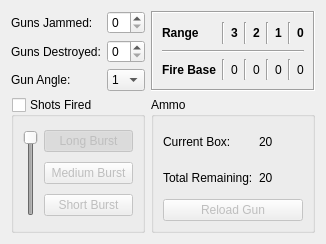
Above: turn_logger/GunControls.ui from wchamilton/CEManeuverLog before the change. Below: the same form after it.
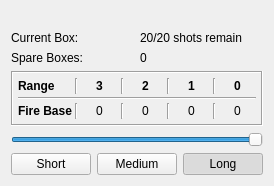
That is the form after the change.

Commit message: Started by removing the gun controls from the maneuver controls and adding them into the crew controls. When applied they will be applied to the current maneuver of the turn (if one is applied)

What changed in the file:
```diff
--- a/turn_logger/GunControls.ui
+++ b/turn_logger/GunControls.ui
@@ -6,29 +6,86 @@
    <rect>
     <x>0</x>
     <y>0</y>
-    <width>326</width>
-    <height>244</height>
+    <width>255</width>
+    <height>186</height>
    </rect>
   </property>
   <property name="windowTitle">
    <string>Form</string>
   </property>
-  <layout class="QGridLayout" name="gridLayout_4">
-   <item row="0" column="0">
-    <widget class="QLabel" name="label_10">
+  <layout class="QGridLayout" name="gridLayout_2">
+   <item row="2" column="0">
+    <widget class="QLabel" name="label_15">
      <property name="text">
-      <string>Guns Jammed:</string>
+      <string>Current Box:</string>
      </property>
     </widget>
    </item>
-   <item row="0" column="1">
-    <widget class="QSpinBox" name="guns_jammed_cmb">
+   <item row="4" column="0" colspan="2">
+    <widget class="QStackedWidget" name="stackedWidget">
+     <property name="currentIndex">
+      <number>0</number>
+     </property>
+     <widget class="QWidget" name="page_shoot">
+      <layout class="QGridLayout" name="gridLayout" rowstretch="0,0,0,0">
+       <property name="leftMargin">
+        <number>0</number>
+       </property>
+       <property name="topMargin">
+        <number>0</number>
+       </property>
+       <property name="rightMargin">
+        <number>0</number>
+       </property>
+       <property name="bottomMargin">
+        <number>0</number>
+       </property>
+       <item row="3" column="2">
+        <widget class="QPushButton" name="pushButton_3">
+         <property name="text">
+          <string>Long</string>
+         </property>
+         <property name="checkable">
+          <bool>true</bool>
+         </property>
+         <property name="checked">
+          <bool>true</bool>
+         </property>
+         <property name="autoExclusive">
+          <bool>true</bool>
+         </property>
+        </widget>
+       </item>
+       <item row="2" column="0" colspan="3">
+        <widget class="QSlider" name="horizontalSlider">
      <property name="maximum">
+          <number>2</number>
+         </property>
+         <property name="pageStep">
       <number>1</number>
      </property>
-    </widget>
-   </item>
-   <item row="0" column="2" rowspan="3">
+         <property name="value">
+          <number>2</number>
+         </property>
+         <property name="orientation">
+          <enum>Qt::Horizontal</enum>
+         </property>
+        </widget>
+       </item>
+       <item row="3" column="0">
+        <widget class="QPushButton" name="pushButton">
+         <property name="text">
+          <string>Short</string>
+         </property>
+         <property name="checkable">
+          <bool>true</bool>
+         </property>
+         <property name="autoExclusive">
+          <bool>true</bool>
+         </property>
+        </widget>
+       </item>
+       <item row="1" column="0" colspan="3">
     <widget class="QFrame" name="frame">
      <property name="autoFillBackground">
       <bool>true</bool>
@@ -39,9 +96,31 @@
      <property name="frameShadow">
       <enum>QFrame::Sunken</enum>
      </property>
-     <layout class="QGridLayout" name="gridLayout_3">
+         <layout class="QGridLayout" name="gridLayout_4">
+          <property name="leftMargin">
+           <number>5</number>
+          </property>
+          <property name="topMargin">
+           <number>5</number>
+          </property>
+          <property name="rightMargin">
+           <number>5</number>
+          </property>
+          <property name="bottomMargin">
+           <number>5</number>
+          </property>
+          <property name="spacing">
+           <number>3</number>
+          </property>
+          <item row="2" column="3">
+           <widget class="Line" name="line_20">
+            <property name="orientation">
+             <enum>Qt::Vertical</enum>
+            </property>
+           </widget>
+          </item>
       <item row="0" column="0">
-       <widget class="QLabel" name="label_3">
+           <widget class="QLabel" name="label_4">
         <property name="font">
          <font>
           <weight>75</weight>
@@ -53,15 +132,15 @@
         </property>
        </widget>
       </item>
-      <item row="0" column="1">
-       <widget class="Line" name="line_2">
+          <item row="1" column="0" colspan="9">
+           <widget class="Line" name="line_6">
         <property name="orientation">
-         <enum>Qt::Vertical</enum>
+             <enum>Qt::Horizontal</enum>
         </property>
        </widget>
       </item>
-      <item row="0" column="2">
-       <widget class="QLabel" name="label_5">
+          <item row="2" column="0">
+           <widget class="QLabel" name="label_13">
         <property name="font">
          <font>
           <weight>75</weight>
@@ -69,68 +148,26 @@
          </font>
         </property>
         <property name="text">
-         <string>3</string>
-        </property>
-        <property name="alignment">
-         <set>Qt::AlignCenter</set>
-        </property>
-       </widget>
-      </item>
-      <item row="0" column="3">
-       <widget class="Line" name="line_7">
+             <string>Fire Base</string>
+            </property>
+           </widget>
+          </item>
+          <item row="2" column="5">
+           <widget class="Line" name="line_21">
         <property name="orientation">
          <enum>Qt::Vertical</enum>
         </property>
        </widget>
       </item>
-      <item row="0" column="4">
-       <widget class="QLabel" name="label_6">
-        <property name="font">
-         <font>
-          <weight>75</weight>
-          <bold>true</bold>
-         </font>
-        </property>
-        <property name="text">
-         <string>2</string>
-        </property>
-        <property name="alignment">
-         <set>Qt::AlignCenter</set>
-        </property>
-       </widget>
-      </item>
-      <item row="0" column="5">
-       <widget class="Line" name="line_11">
-        <property name="orientation">
-         <enum>Qt::Vertical</enum>
-        </property>
-       </widget>
-      </item>
-      <item row="0" column="6">
-       <widget class="QLabel" name="label_7">
-        <property name="font">
-         <font>
-          <weight>75</weight>
-          <bold>true</bold>
-         </font>
-        </property>
-        <property name="text">
-         <string>1</string>
-        </property>
-        <property name="alignment">
-         <set>Qt::AlignCenter</set>
-        </property>
-       </widget>
-      </item>
       <item row="0" column="7">
-       <widget class="Line" name="line_12">
+           <widget class="Line" name="line_18">
         <property name="orientation">
          <enum>Qt::Vertical</enum>
         </property>
        </widget>
       </item>
       <item row="0" column="8">
-       <widget class="QLabel" name="label_11">
+           <widget class="QLabel" name="label_12">
         <property name="font">
          <font>
           <weight>75</weight>
@@ -145,51 +182,8 @@
         </property>
        </widget>
       </item>
-      <item row="2" column="0">
-       <widget class="QLabel" name="label">
-        <property name="font">
-         <font>
-          <weight>75</weight>
-          <bold>true</bold>
-         </font>
-        </property>
-        <property name="text">
-         <string>Fire Base</string>
-        </property>
-       </widget>
-      </item>
-      <item row="2" column="2">
-       <widget class="QLabel" name="fire_base_3">
-        <property name="text">
-         <string>0</string>
-        </property>
-        <property name="alignment">
-         <set>Qt::AlignCenter</set>
-        </property>
-       </widget>
-      </item>
-      <item row="2" column="4">
-       <widget class="QLabel" name="fire_base_2">
-        <property name="text">
-         <string>0</string>
-        </property>
-        <property name="alignment">
-         <set>Qt::AlignCenter</set>
-        </property>
-       </widget>
-      </item>
-      <item row="2" column="6">
-       <widget class="QLabel" name="fire_base_1">
-        <property name="text">
-         <string>0</string>
-        </property>
-        <property name="alignment">
-         <set>Qt::AlignCenter</set>
-        </property>
-       </widget>
-      </item>
       <item row="2" column="8">
-       <widget class="QLabel" name="fire_base_0">
+           <widget class="QLabel" name="fire_base_7">
         <property name="text">
          <string>0</string>
         </property>
@@ -198,211 +192,162 @@
         </property>
        </widget>
       </item>
-      <item row="2" column="1">
-       <widget class="Line" name="line_13">
-        <property name="orientation">
-         <enum>Qt::Vertical</enum>
-        </property>
-       </widget>
-      </item>
-      <item row="2" column="3">
-       <widget class="Line" name="line_14">
-        <property name="orientation">
-         <enum>Qt::Vertical</enum>
-        </property>
-       </widget>
-      </item>
-      <item row="2" column="5">
-       <widget class="Line" name="line_15">
-        <property name="orientation">
-         <enum>Qt::Vertical</enum>
-        </property>
-       </widget>
-      </item>
-      <item row="2" column="7">
-       <widget class="Line" name="line_16">
-        <property name="orientation">
-         <enum>Qt::Vertical</enum>
-        </property>
-       </widget>
-      </item>
-      <item row="1" column="0" colspan="9">
-       <widget class="Line" name="line">
-        <property name="orientation">
-         <enum>Qt::Horizontal</enum>
-        </property>
-       </widget>
-      </item>
-     </layout>
-    </widget>
-   </item>
-   <item row="1" column="0">
-    <widget class="QLabel" name="label_18">
-     <property name="text">
-      <string>Guns Destroyed:</string>
-     </property>
-    </widget>
-   </item>
-   <item row="1" column="1">
-    <widget class="QSpinBox" name="guns_destroyed_cmb">
-     <property name="maximum">
-      <number>1</number>
-     </property>
-    </widget>
-   </item>
-   <item row="2" column="0">
-    <widget class="QLabel" name="label_2">
-     <property name="text">
-      <string>Gun Angle:</string>
-     </property>
-    </widget>
-   </item>
-   <item row="2" column="1">
-    <widget class="QComboBox" name="gun_angle">
-     <item>
-      <property name="text">
-       <string>1</string>
-      </property>
-     </item>
-     <item>
-      <property name="text">
-       <string>2</string>
-      </property>
-     </item>
-     <item>
+          <item row="0" column="2">
+           <widget class="QLabel" name="label_8">
+            <property name="font">
+             <font>
+              <weight>75</weight>
+              <bold>true</bold>
+             </font>
+            </property>
       <property name="text">
        <string>3</string>
       </property>
-     </item>
-     <item>
-      <property name="text">
-       <string>4</string>
-      </property>
-     </item>
-     <item>
-      <property name="text">
-       <string>5</string>
-      </property>
-     </item>
-     <item>
-      <property name="text">
-       <string>6</string>
-      </property>
-     </item>
-    </widget>
-   </item>
-   <item row="3" column="0" colspan="2">
-    <widget class="QGroupBox" name="groupBox">
-     <property name="title">
-      <string>Shots Fired</string>
-     </property>
-     <property name="checkable">
-      <bool>true</bool>
-     </property>
-     <property name="checked">
-      <bool>false</bool>
-     </property>
-     <layout class="QGridLayout" name="gridLayout_2">
-      <item row="0" column="0" rowspan="3">
-       <widget class="QSlider" name="burst_len">
-        <property name="maximum">
-         <number>2</number>
-        </property>
-        <property name="pageStep">
-         <number>1</number>
-        </property>
-        <property name="value">
-         <number>2</number>
-        </property>
-        <property name="orientation">
-         <enum>Qt::Vertical</enum>
-        </property>
-       </widget>
-      </item>
-      <item row="0" column="1">
-       <widget class="QPushButton" name="long_burst_btn">
+            <property name="alignment">
+             <set>Qt::AlignCenter</set>
+            </property>
+           </widget>
+          </item>
+          <item row="2" column="4">
+           <widget class="QLabel" name="fire_base_5">
         <property name="text">
-         <string>Long Burst</string>
-        </property>
-        <property name="checkable">
-         <bool>true</bool>
-        </property>
-        <property name="checked">
-         <bool>true</bool>
-        </property>
-        <attribute name="buttonGroup">
-         <string notr="true">buttonGroup</string>
-        </attribute>
-       </widget>
-      </item>
-      <item row="1" column="1">
-       <widget class="QPushButton" name="med_burst_btn">
+             <string>0</string>
+            </property>
+            <property name="alignment">
+             <set>Qt::AlignCenter</set>
+            </property>
+           </widget>
+          </item>
+          <item row="2" column="2">
+           <widget class="QLabel" name="fire_base_4">
         <property name="text">
-         <string>Medium Burst</string>
-        </property>
-        <property name="checkable">
-         <bool>true</bool>
-        </property>
-        <attribute name="buttonGroup">
-         <string notr="true">buttonGroup</string>
-        </attribute>
-       </widget>
-      </item>
-      <item row="2" column="1">
-       <widget class="QPushButton" name="short_burst_btn">
-        <property name="text">
-         <string>Short Burst</string>
-        </property>
-        <property name="checkable">
-         <bool>true</bool>
-        </property>
-        <attribute name="buttonGroup">
-         <string notr="true">buttonGroup</string>
-        </attribute>
-       </widget>
-      </item>
-     </layout>
-    </widget>
-   </item>
-   <item row="3" column="2">
-    <widget class="QGroupBox" name="groupBox_2">
-     <property name="title">
-      <string>Ammo</string>
-     </property>
-     <layout class="QGridLayout" name="gridLayout">
-      <item row="0" column="0">
-       <widget class="QLabel" name="label_4">
-        <property name="text">
-         <string>Current Box:</string>
-        </property>
-       </widget>
-      </item>
-      <item row="0" column="1">
-       <widget class="QLabel" name="ammo_box_current">
-        <property name="text">
-         <string>20</string>
-        </property>
-       </widget>
-      </item>
-      <item row="1" column="0">
+             <string>0</string>
+            </property>
+            <property name="alignment">
+             <set>Qt::AlignCenter</set>
+            </property>
+           </widget>
+          </item>
+          <item row="0" column="4">
        <widget class="QLabel" name="label_9">
+            <property name="font">
+             <font>
+              <weight>75</weight>
+              <bold>true</bold>
+             </font>
+            </property>
         <property name="text">
-         <string>Total Remaining:</string>
-        </property>
-       </widget>
-      </item>
-      <item row="1" column="1">
-       <widget class="QLabel" name="ammo_total">
+             <string>2</string>
+            </property>
+            <property name="alignment">
+             <set>Qt::AlignCenter</set>
+            </property>
+           </widget>
+          </item>
+          <item row="2" column="1">
+           <widget class="Line" name="line_19">
+            <property name="orientation">
+             <enum>Qt::Vertical</enum>
+            </property>
+           </widget>
+          </item>
+          <item row="2" column="7">
+           <widget class="Line" name="line_22">
+            <property name="orientation">
+             <enum>Qt::Vertical</enum>
+            </property>
+           </widget>
+          </item>
+          <item row="2" column="6">
+           <widget class="QLabel" name="fire_base_6">
         <property name="text">
-         <string>20</string>
-        </property>
-       </widget>
-      </item>
+             <string>0</string>
+            </property>
+            <property name="alignment">
+             <set>Qt::AlignCenter</set>
+            </property>
+           </widget>
+          </item>
+          <item row="0" column="1">
+           <widget class="Line" name="line_5">
+            <property name="orientation">
+             <enum>Qt::Vertical</enum>
+            </property>
+           </widget>
+          </item>
+          <item row="0" column="3">
+           <widget class="Line" name="line_8">
+            <property name="orientation">
+             <enum>Qt::Vertical</enum>
+            </property>
+           </widget>
+          </item>
+          <item row="0" column="6">
+           <widget class="QLabel" name="label_10">
+            <property name="font">
+             <font>
+              <weight>75</weight>
+              <bold>true</bold>
+             </font>
+            </property>
+            <property name="text">
+             <string>1</string>
+            </property>
+            <property name="alignment">
+             <set>Qt::AlignCenter</set>
+            </property>
+           </widget>
+          </item>
+          <item row="0" column="5">
+           <widget class="Line" name="line_17">
+            <property name="orientation">
+             <enum>Qt::Vertical</enum>
+            </property>
+           </widget>
+          </item>
+         </layout>
+        </widget>
+       </item>
+       <item row="3" column="1">
+        <widget class="QPushButton" name="pushButton_2">
+         <property name="text">
+          <string>Medium</string>
+         </property>
+         <property name="checkable">
+          <bool>true</bool>
+         </property>
+         <property name="autoExclusive">
+          <bool>true</bool>
+         </property>
+        </widget>
+       </item>
+      </layout>
+     </widget>
+     <widget class="QWidget" name="page_reload">
+      <layout class="QGridLayout" name="gridLayout_3" rowstretch="0,0,1">
+       <property name="leftMargin">
+        <number>0</number>
+       </property>
+       <property name="topMargin">
+        <number>0</number>
+       </property>
+       <property name="rightMargin">
+        <number>0</number>
+       </property>
+       <property name="bottomMargin">
+        <number>0</number>
+       </property>
       <item row="2" column="0" colspan="2">
        <widget class="QPushButton" name="reload_btn">
         <property name="enabled">
          <bool>false</bool>
         </property>
+         <property name="sizePolicy">
+          <sizepolicy hsizetype="Minimum" vsizetype="Minimum">
+           <horstretch>0</horstretch>
+           <verstretch>0</verstretch>
+          </sizepolicy>
+         </property>
         <property name="text">
          <string>Reload Gun</string>
         </property>
@@ -413,12 +358,67 @@
       </item>
      </layout>
     </widget>
+     <widget class="QWidget" name="page_unjam">
+      <layout class="QGridLayout" name="gridLayout_5">
+       <property name="leftMargin">
+        <number>0</number>
+       </property>
+       <property name="topMargin">
+        <number>0</number>
+       </property>
+       <property name="rightMargin">
+        <number>0</number>
+       </property>
+       <property name="bottomMargin">
+        <number>0</number>
+       </property>
+       <item row="0" column="0">
+        <widget class="QPushButton" name="pushButton_4">
+         <property name="sizePolicy">
+          <sizepolicy hsizetype="Minimum" vsizetype="Minimum">
+           <horstretch>0</horstretch>
+           <verstretch>0</verstretch>
+          </sizepolicy>
+         </property>
+         <property name="text">
+          <string>UN-JAM</string>
+         </property>
+        </widget>
    </item>
   </layout>
  </widget>
- <tabstops>
-  <tabstop>gun_angle</tabstop>
- </tabstops>
+    </widget>
+   </item>
+   <item row="2" column="1">
+    <widget class="QLabel" name="ammo_box_current">
+     <property name="text">
+      <string>20/20 shots remain</string>
+     </property>
+    </widget>
+   </item>
+   <item row="0" column="0" colspan="2">
+    <widget class="QLabel" name="label_14">
+     <property name="text">
+      <string>&lt;Weapon_Name&gt;</string>
+     </property>
+    </widget>
+   </item>
+   <item row="3" column="1">
+    <widget class="QLabel" name="ammo_total">
+     <property name="text">
+      <string>0</string>
+     </property>
+    </widget>
+   </item>
+   <item row="3" column="0">
+    <widget class="QLabel" name="label_16">
+     <property name="text">
+      <string>Spare Boxes:</string>
+     </property>
+    </widget>
+   </item>
+  </layout>
+ </widget>
  <resources/>
  <connections/>
  <buttongroups>
```
Lines whose indentation alone changed are shown as unchanged. The commit also changes 3 other files.
